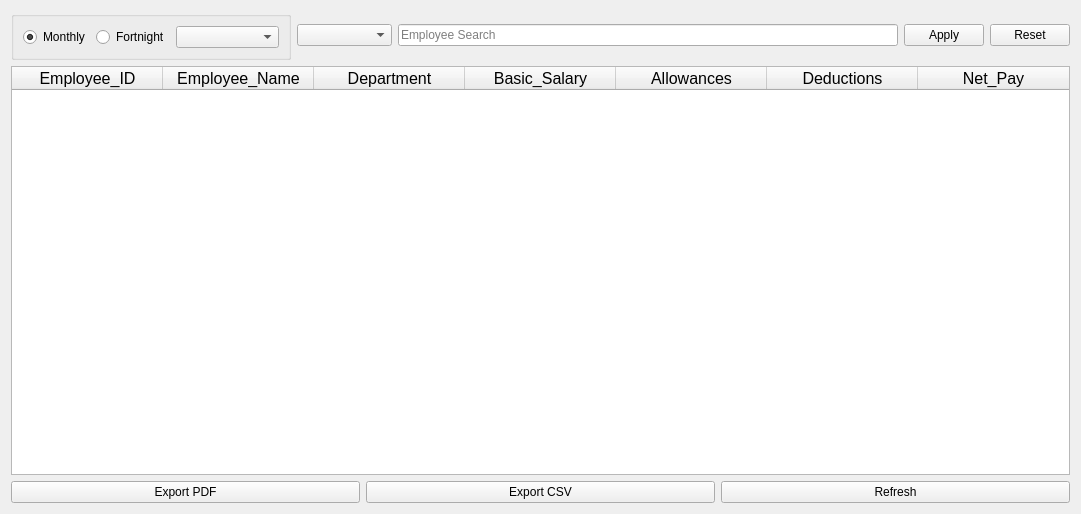
Qt form UI/Dialogs/payroll_registers.ui (Justin-Kuchmy/JustPay_App) before a commit.
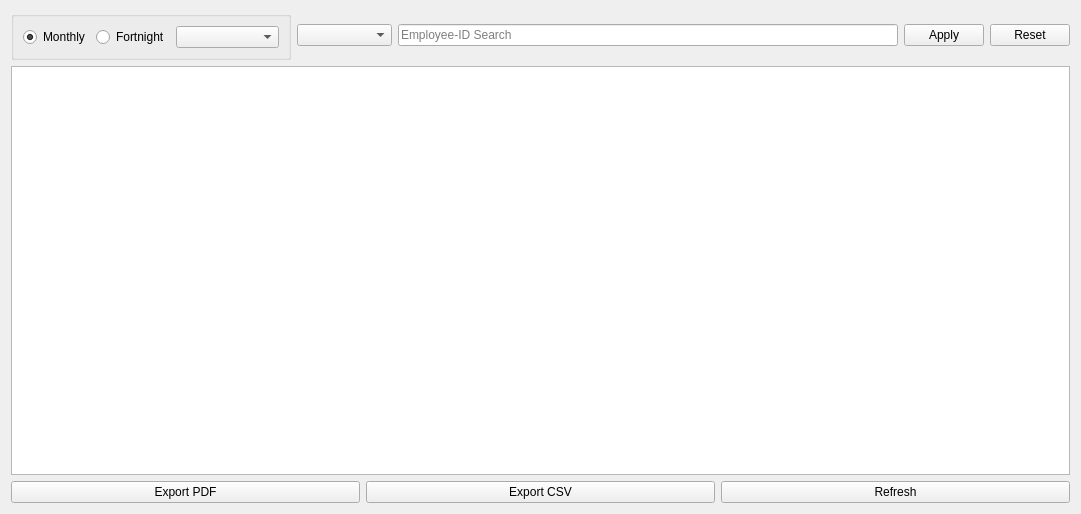
The same form after that commit.

Commit message: implementing QTableView for payroll registers

```diff
--- a/UI/Dialogs/payroll_registers.ui
+++ b/UI/Dialogs/payroll_registers.ui
@@ -76,7 +76,7 @@
           </size>
          </property>
          <property name="placeholderText">
-          <string>Employee Search</string>
+          <string>Employee-ID Search</string>
          </property>
         </widget>
        </item>
@@ -97,7 +97,7 @@
       </layout>
      </item>
      <item>
-      <widget class="QTableWidget" name="tableWidget">
+      <widget class="QTableView" name="payrollTableView">
        <property name="sizePolicy">
         <sizepolicy hsizetype="Expanding" vsizetype="Expanding">
          <horstretch>0</horstretch>
@@ -118,85 +118,15 @@
        <property name="lineWidth">
         <number>0</number>
        </property>
-       <attribute name="horizontalHeaderVisible">
-        <bool>true</bool>
-       </attribute>
-       <attribute name="horizontalHeaderCascadingSectionResizes">
-        <bool>false</bool>
+       <attribute name="horizontalHeaderMinimumSectionSize">
+        <number>151</number>
        </attribute>
        <attribute name="horizontalHeaderDefaultSectionSize">
         <number>151</number>
        </attribute>
-       <column>
-        <property name="text">
-         <string>Employee_ID</string>
-        </property>
-        <property name="font">
-         <font>
-          <pointsize>12</pointsize>
-         </font>
-        </property>
-       </column>
-       <column>
-        <property name="text">
-         <string>Employee_Name</string>
-        </property>
-        <property name="font">
-         <font>
-          <pointsize>12</pointsize>
-         </font>
-        </property>
-       </column>
-       <column>
-        <property name="text">
-         <string>Department</string>
-        </property>
-        <property name="font">
-         <font>
-          <pointsize>12</pointsize>
-         </font>
-        </property>
-       </column>
-       <column>
-        <property name="text">
-         <string>Basic_Salary</string>
-        </property>
-        <property name="font">
-         <font>
-          <pointsize>12</pointsize>
-         </font>
-        </property>
-       </column>
-       <column>
-        <property name="text">
-         <string>Allowances</string>
-        </property>
-        <property name="font">
-         <font>
-          <pointsize>12</pointsize>
-         </font>
-        </property>
-       </column>
-       <column>
-        <property name="text">
-         <string>Deductions</string>
-        </property>
-        <property name="font">
-         <font>
-          <pointsize>12</pointsize>
-         </font>
-        </property>
-       </column>
-       <column>
-        <property name="text">
-         <string>Net_Pay</string>
-        </property>
-        <property name="font">
-         <font>
-          <pointsize>12</pointsize>
-         </font>
-        </property>
-       </column>
+       <attribute name="horizontalHeaderHighlightSections">
+        <bool>false</bool>
+       </attribute>
       </widget>
      </item>
      <item>
```
Left out of the diff: 4 changed lines with no effect on the pictures. The commit also changes 7 other files.
